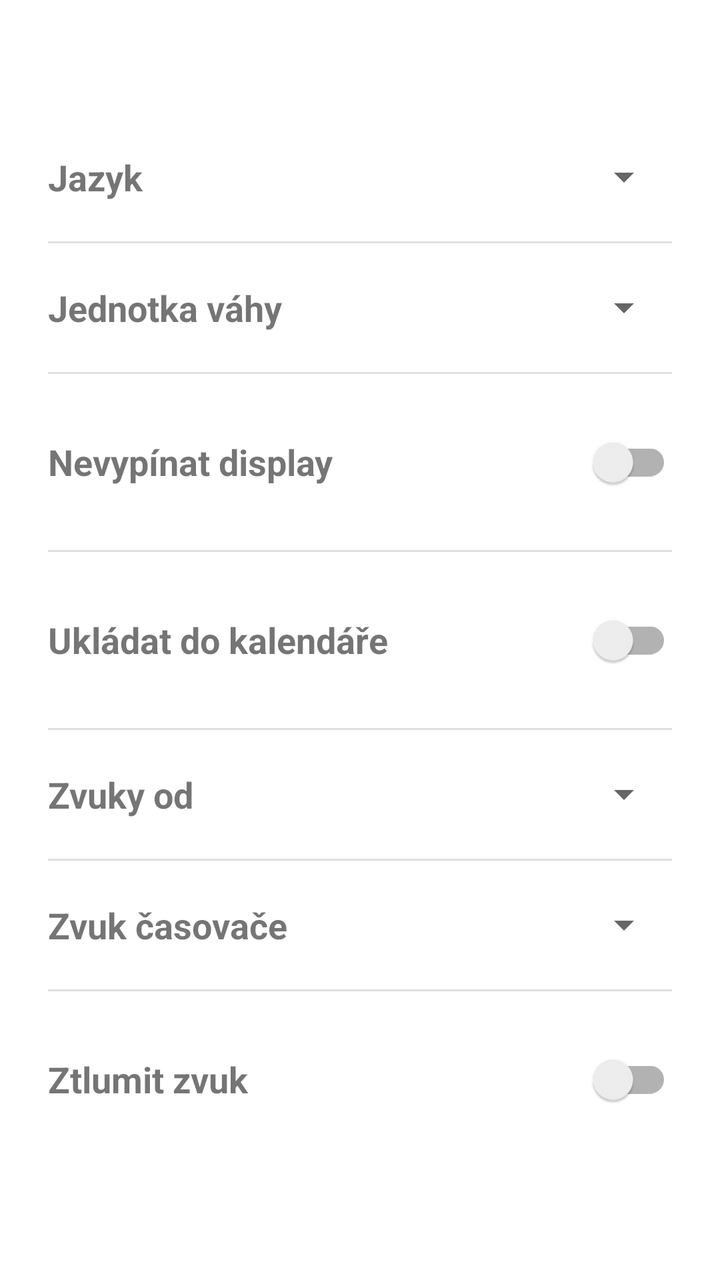
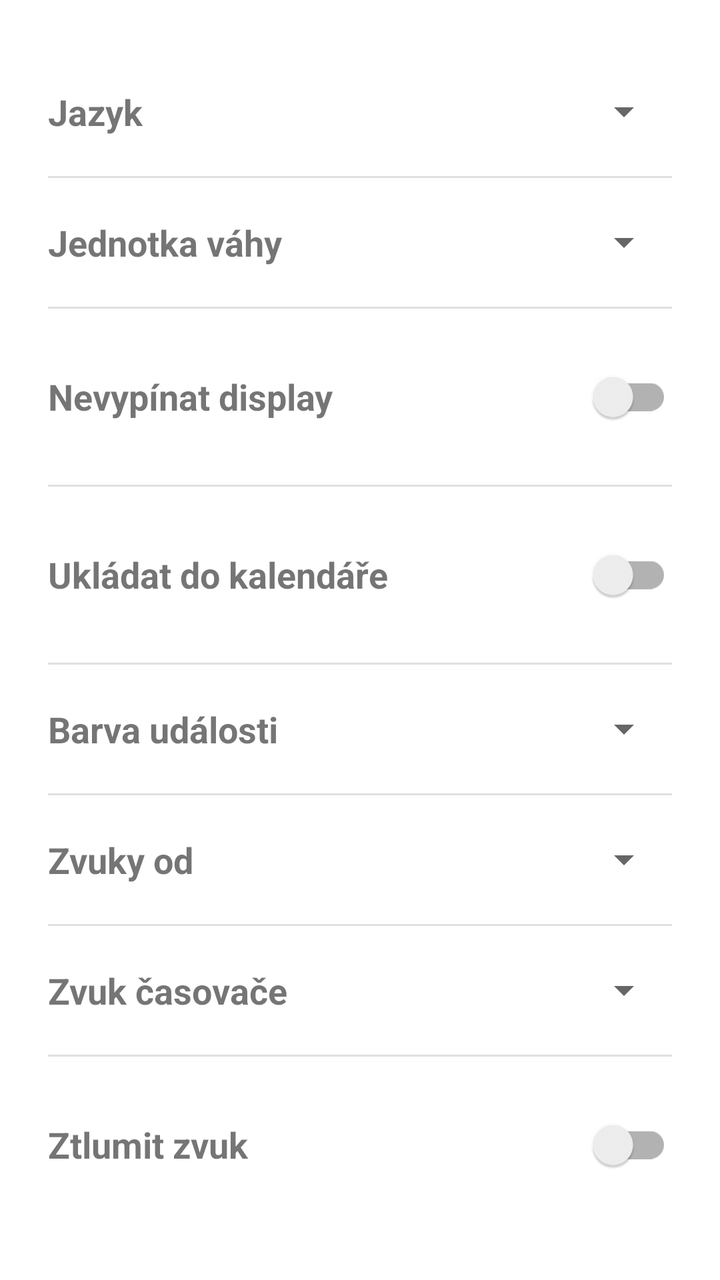

Two renders of the same Android screen: before a commit and after it. Below are the layout's source before the change and the commit's diff.
<!-- AndroidManifest.xml: application theme Theme.AIApp -->
<!-- res/layout/fragment_settings.xml -->
<?xml version="1.0" encoding="utf-8"?>
<LinearLayout xmlns:android="http://schemas.android.com/apk/res/android"
    android:layout_width="match_parent"
    android:layout_height="match_parent"
    android:orientation="vertical"
    android:gravity="center_vertical"
    android:padding="24dp">

    <LinearLayout
        android:layout_width="match_parent"
        android:layout_height="wrap_content"
        android:orientation="horizontal"
        android:gravity="center_vertical">

        <TextView
            android:layout_width="0dp"
            android:layout_height="wrap_content"
            android:layout_weight="1"
            android:textSize="18sp"
            android:textStyle="bold"
            android:text="@string/label_language_setting" />

        <Spinner
            android:id="@+id/spinnerLanguage"
            android:layout_width="wrap_content"
            android:layout_height="wrap_content"
            android:layout_marginStart="12dp" />

    </LinearLayout>

    <View
        android:layout_width="match_parent"
        android:layout_height="1dp"
        android:layout_marginTop="20dp"
        android:layout_marginBottom="20dp"
        android:background="?android:attr/listDivider" />

    <LinearLayout
        android:layout_width="match_parent"
        android:layout_height="wrap_content"
        android:orientation="horizontal"
        android:gravity="center_vertical">

        <TextView
            android:layout_width="0dp"
            android:layout_height="wrap_content"
            android:layout_weight="1"
            android:textSize="18sp"
            android:textStyle="bold"
            android:text="@string/label_weight_unit" />

        <Spinner
            android:id="@+id/spinnerWeightUnit"
            android:layout_width="wrap_content"
            android:layout_height="wrap_content"
            android:layout_marginStart="12dp" />

    </LinearLayout>

    <View
        android:layout_width="match_parent"
        android:layout_height="1dp"
        android:layout_marginTop="20dp"
        android:layout_marginBottom="20dp"
        android:background="?android:attr/listDivider" />

    <LinearLayout
        android:layout_width="match_parent"
        android:layout_height="wrap_content"
        android:orientation="horizontal"
        android:gravity="center_vertical">

        <TextView
            android:layout_width="0dp"
            android:layout_height="wrap_content"
            android:layout_weight="1"
            android:textSize="18sp"
            android:textStyle="bold"
            android:text="@string/label_keep_screen_on" />

        <androidx.appcompat.widget.SwitchCompat
            android:id="@+id/switchKeepScreenOn"
            android:layout_width="wrap_content"
            android:layout_height="wrap_content"
            android:showText="false" />

    </LinearLayout>

    <View
        android:layout_width="match_parent"
        android:layout_height="1dp"
        android:layout_marginTop="20dp"
        android:layout_marginBottom="20dp"
        android:background="?android:attr/listDivider" />

    <LinearLayout
        android:layout_width="match_parent"
        android:layout_height="wrap_content"
        android:orientation="horizontal"
        android:gravity="center_vertical">

        <TextView
            android:layout_width="0dp"
            android:layout_height="wrap_content"
            android:layout_weight="1"
            android:textSize="18sp"
            android:textStyle="bold"
            android:text="@string/save_to_calendar" />

        <androidx.appcompat.widget.SwitchCompat
            android:id="@+id/switchSaveToCalendar"
            android:layout_width="wrap_content"
            android:layout_height="wrap_content"
            android:showText="false" />

    </LinearLayout>

    <View
        android:layout_width="match_parent"
        android:layout_height="1dp"
        android:layout_marginTop="20dp"
        android:layout_marginBottom="20dp"
        android:background="?android:attr/listDivider" />

    <LinearLayout
        android:layout_width="match_parent"
        android:layout_height="wrap_content"
        android:orientation="horizontal"
        android:gravity="center_vertical">

        <TextView
            android:layout_width="0dp"
            android:layout_height="wrap_content"
            android:layout_weight="1"
            android:textSize="18sp"
            android:textStyle="bold"
            android:text="@string/label_sound_threshold" />

        <Spinner
            android:id="@+id/spinnerSoundThreshold"
            android:layout_width="wrap_content"
            android:layout_height="wrap_content"
            android:layout_marginStart="12dp" />

    </LinearLayout>

    <View
        android:layout_width="match_parent"
        android:layout_height="1dp"
        android:layout_marginTop="20dp"
        android:layout_marginBottom="20dp"
        android:background="?android:attr/listDivider" />

    <LinearLayout
        android:layout_width="match_parent"
        android:layout_height="wrap_content"
        android:orientation="horizontal"
        android:gravity="center_vertical">

        <TextView
            android:layout_width="0dp"
            android:layout_height="wrap_content"
            android:layout_weight="1"
            android:textSize="18sp"
            android:textStyle="bold"
            android:text="@string/label_sound_setting" />

        <Spinner
            android:id="@+id/spinnerSound"
            android:layout_width="wrap_content"
            android:layout_height="wrap_content"
            android:layout_marginStart="12dp" />

    </LinearLayout>

    <View
        android:layout_width="match_parent"
        android:layout_height="1dp"
        android:layout_marginTop="20dp"
        android:layout_marginBottom="20dp"
        android:background="?android:attr/listDivider" />

    <LinearLayout
        android:layout_width="match_parent"
        android:layout_height="wrap_content"
        android:orientation="horizontal"
        android:gravity="center_vertical">

        <TextView
            android:layout_width="0dp"
            android:layout_height="wrap_content"
            android:layout_weight="1"
            android:textSize="18sp"
            android:textStyle="bold"
            android:text="@string/label_duck_sound" />

        <androidx.appcompat.widget.SwitchCompat
            android:id="@+id/switchDuckSound"
            android:layout_width="wrap_content"
            android:layout_height="wrap_content"
            android:showText="false" />

    </LinearLayout>

</LinearLayout>
<!-- resources referenced by this layout -->
<resources>
  <string name="label_duck_sound">Ztlumit zvuk</string>
  <string name="label_keep_screen_on">Nevypínat display</string>
  <string name="label_language_setting">Jazyk</string>
  <string name="label_sound_setting">Zvuk časovače</string>
  <string name="label_sound_threshold">Zvuky od</string>
  <string name="label_weight_unit">Jednotka váhy</string>
  <string name="save_to_calendar">Ukládat do kalendáře</string>
  <style name="Theme.AIApp" parent="Theme.MaterialComponents.DayNight.NoActionBar">
          
          <item name="colorPrimary">@color/purple_500</item>
          <item name="colorPrimaryVariant">@color/purple_700</item>
          <item name="colorOnPrimary">@color/white</item>
          
          <item name="colorSecondary">@color/teal_200</item>
          <item name="colorSecondaryVariant">@color/teal_700</item>
          <item name="colorOnSecondary">@color/black</item>
          
          <item name="android:statusBarColor">?attr/colorPrimaryVariant</item>
          
      </style>
  <color name="purple_500">#FF6200EE</color>
  <color name="purple_700">#FF3700B3</color>
  <color name="white">#FFFFFFFF</color>
  <color name="teal_200">#FF03DAC5</color>
  <color name="teal_700">#FF018786</color>
  <color name="black">#FF000000</color>
</resources>

<!-- the commit's change to res/layout/fragment_settings.xml (unified diff, before → after) -->
@@ -134,6 +134,35 @@
             android:layout_weight="1"
             android:textSize="18sp"
             android:textStyle="bold"
+            android:text="@string/label_calendar_color" />
+
+        <Spinner
+            android:id="@+id/spinnerCalendarColor"
+            android:layout_width="wrap_content"
+            android:layout_height="wrap_content"
+            android:layout_marginStart="12dp" />
+
+    </LinearLayout>
+
+    <View
+        android:layout_width="match_parent"
+        android:layout_height="1dp"
+        android:layout_marginTop="20dp"
+        android:layout_marginBottom="20dp"
+        android:background="?android:attr/listDivider" />
+
+    <LinearLayout
+        android:layout_width="match_parent"
+        android:layout_height="wrap_content"
+        android:orientation="horizontal"
+        android:gravity="center_vertical">
+
+        <TextView
+            android:layout_width="0dp"
+            android:layout_height="wrap_content"
+            android:layout_weight="1"
+            android:textSize="18sp"
+            android:textStyle="bold"
             android:text="@string/label_sound_threshold" />
 
         <Spinner
<!-- resource entries referenced after the edit -->
@@ -1,5 +1,6 @@
 <!-- resources referenced by this layout -->
 <resources>
+  <string name="label_calendar_color">Barva události</string>
   <string name="label_duck_sound">Ztlumit zvuk</string>
   <string name="label_keep_screen_on">Nevypínat display</string>
   <string name="label_language_setting">Jazyk</string>
